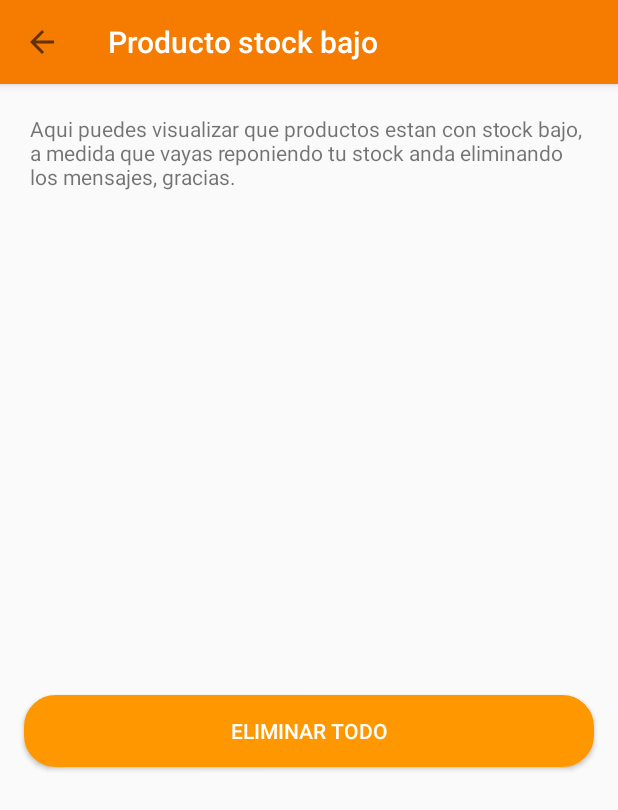
After one commit to aespinozalozano/MiBodeguitaVendedor, an Android app: the MsjeStockBajoActivity screen opened directly, with no data from a screen before it, on a phone screen of 412 x 824 dp. The commit adds this screen. Shown: the top 810 px of the screen. Run offline under Robolectric (Android 15) with nearby library versions, the phone set to English and light mode, and no system bars; network calls fail.

Commit message:
este commit se hizo antes de migrar el back end a firebase.

```diff
--- a/app/build.gradle
+++ b/app/build.gradle
@@ -2,14 +2,14 @@ apply plugin: 'com.android.application'
 
 android {
     compileSdkVersion 26
-    buildToolsVersion '27.0.3'
+    buildToolsVersion '28.0.3'
     defaultConfig {
         vectorDrawables.useSupportLibrary = true
         applicationId "hu.pe.thinkanddo.vendedorbodegavirtualv3"
         minSdkVersion 15
         targetSdkVersion 28
-        versionCode 7
-        versionName "1.0.7"
+        versionCode 9
+        versionName "1.0.9"
         testInstrumentationRunner "android.support.test.runner.AndroidJUnitRunner"
     }
     buildTypes {
--- /dev/null
+++ b/app/src/main/java/hu/pe/thinkanddo/vendedorbodegavirtualv3/actividades/MsjeStockBajoActivity.java
@@ -0,0 +1,105 @@
+package hu.pe.thinkanddo.vendedorbodegavirtualv3.actividades;
+
+import android.database.Cursor;
+import android.database.sqlite.SQLiteDatabase;
+import android.graphics.Color;
+import android.graphics.drawable.LayerDrawable;
+import android.support.v7.app.AppCompatActivity;
+import android.os.Bundle;
+import android.support.v7.widget.LinearLayoutManager;
+import android.support.v7.widget.RecyclerView;
+import android.support.v7.widget.Toolbar;
+import android.view.View;
+import android.widget.Button;
+
+import java.util.ArrayList;
+import java.util.List;
+
+import hu.pe.thinkanddo.vendedorbodegavirtualv3.R;
+import hu.pe.thinkanddo.vendedorbodegavirtualv3.adaptadores.MjsStockAdapter;
+import hu.pe.thinkanddo.vendedorbodegavirtualv3.pojos.MsjStockReponer;
+import hu.pe.thinkanddo.vendedorbodegavirtualv3.utilidades.SqliteHelper;
+import hu.pe.thinkanddo.vendedorbodegavirtualv3.utilidades.Variables;
+
+public class MsjeStockBajoActivity extends AppCompatActivity {
+
+
+    private List<MsjStockReponer> list;
+    public Toolbar toolbar;
+
+    @Override
+    protected void onCreate(Bundle savedInstanceState) {
+        super.onCreate(savedInstanceState);
+        setContentView(R.layout.activity_msje_stock_bajo);
+
+        toolbar = (Toolbar) findViewById(R.id.toolbar_stock_bajo);
+        toolbar.setTitle("Producto stock bajo");
+        setSupportActionBar(toolbar);
+
+        getSupportActionBar().setDisplayHomeAsUpEnabled(true);
+        getSupportActionBar().setDisplayShowHomeEnabled(true);
+
+
+        RecyclerView rv = (RecyclerView) findViewById(R.id.rv_msj_stock);
+        Button btn_borrar_todo = (Button) findViewById(R.id.btn_borrar_msj_stock);
+        btn_borrar_todo.setTextColor(Color.WHITE);
+
+
+
+        rv.setLayoutManager(new LinearLayoutManager(this));
+
+        consultarMsjStock();
+
+        final MjsStockAdapter adapter = new MjsStockAdapter(list,this);
+        rv.setAdapter(adapter);
+
+        btn_borrar_todo.setOnClickListener(new View.OnClickListener() {
+            @Override
+            public void onClick(View v) {
+
+                SqliteHelper con = new SqliteHelper(MsjeStockBajoActivity.this,"bd_mensajes",null,1);
+                SQLiteDatabase db = con.getWritableDatabase();
+
+                db.execSQL("DELETE FROM " + Variables.TABLA_MENSAJES + ";");
+
+
+                list.clear();
+                adapter.notifyDataSetChanged();
+
+            }
+        });
+
+    }
+
+    @Override
+    public boolean onSupportNavigateUp() {
+        onBackPressed();
+        return true;
+    }
+
+    private void consultarMsjStock() {
+
+        list = new ArrayList<>();
+
+        SqliteHelper con = new SqliteHelper(this,"bd_mensajes",null,1);
+
+        SQLiteDatabase db = con.getReadableDatabase();
+
+        MsjStockReponer msj;
+
+        Cursor cursor = db.rawQuery("SELECT * FROM "+ Variables.TABLA_MENSAJES,null);
+
+        while (cursor.moveToNext()){
+
+            msj = new MsjStockReponer();
+            msj.setId(cursor.getInt(0));
+            msj.setCategoria(cursor.getString(1));
+            msj.setProducto(cursor.getString(2));
+            msj.setStock(cursor.getString(3));
+
+            list.add(msj);
+        }
+
+        cursor.close();
+    }
+}
--- a/app/src/main/java/hu/pe/thinkanddo/vendedorbodegavirtualv3/servicios/MiFirebaseServicioMensaje.java
+++ b/app/src/main/java/hu/pe/thinkanddo/vendedorbodegavirtualv3/servicios/MiFirebaseServicioMensaje.java
@@ -72,7 +72,7 @@ public class   MiFirebaseServicioMensaje extends FirebaseMessagingService {
 
                 showNotification(cabezera, cuerpo);
                 guardarEnLocal();
-                //pedido_fcm(id_pedido, usuario, lista_ped, pagara_con, direccion, obs, hora_mensaje, telefono, id_cliente);
+                pedido_fcm(id_pedido, usuario, lista_ped, pagara_con, direccion, obs, hora_mensaje, telefono, id_cliente);
 
             }else if(remote.getData().get("tipo_mensaje").equals("confirmar_anular")) {
 
--- /dev/null
+++ b/app/src/main/res/layout/activity_msje_stock_bajo.xml
@@ -0,0 +1,64 @@
+<?xml version="1.0" encoding="utf-8"?>
+
+<LinearLayout xmlns:app="http://schemas.android.com/apk/res-auto"
+    xmlns:tools="http://schemas.android.com/tools"
+    xmlns:android="http://schemas.android.com/apk/res/android"
+    android:layout_width="match_parent"
+    android:layout_height="match_parent"
+    android:orientation="vertical"
+    android:fitsSystemWindows="true">
+
+    <android.support.design.widget.AppBarLayout
+        android:id="@+id/appBarLayout"
+        android:layout_width="match_parent"
+        android:layout_height="wrap_content"
+        android:theme="@style/AppTheme">
+
+        <android.support.v7.widget.Toolbar
+            android:id="@+id/toolbar_stock_bajo"
+            android:layout_width="match_parent"
+            android:layout_height="?attr/actionBarSize"
+            android:background="@color/colorPrimaryDark"
+            app:popupTheme="@style/AppTheme"
+            app:titleTextColor="@android:color/white" />
+    </android.support.design.widget.AppBarLayout>
+
+    <LinearLayout xmlns:android="http://schemas.android.com/apk/res/android"
+
+        android:layout_width="match_parent"
+        android:layout_height="match_parent"
+        android:orientation="vertical">
+
+        <TextView
+            android:id="@+id/tv_info_msj_stock"
+            android:layout_width="match_parent"
+            android:layout_height="wrap_content"
+            android:layout_margin="20dp"
+            android:text="@string/info_frag_stock"
+            android:textAlignment="center"
+            android:textSize="14sp" />
+
+        <ScrollView
+            android:layout_width="match_parent"
+            android:layout_height="300dp">
+
+            <android.support.v7.widget.RecyclerView
+                android:id="@+id/rv_msj_stock"
+                android:layout_width="match_parent"
+                android:layout_height="wrap_content"
+                android:layout_margin="16dp" />
+
+        </ScrollView>
+
+        <Button
+            android:id="@+id/btn_borrar_msj_stock"
+            android:layout_width="match_parent"
+            android:layout_height="wrap_content"
+            android:layout_margin="16dp"
+            android:background="@drawable/boton_pulsado"
+            android:text="@string/eliminar_todo"
+            android:textColor="@color/texto_secundario" />
+
+    </LinearLayout>
+
+</LinearLayout>
--- a/app/src/main/res/layout/activity_pantalla_pedidos.xml
+++ b/app/src/main/res/layout/activity_pantalla_pedidos.xml
@@ -5,7 +5,8 @@
     xmlns:android="http://schemas.android.com/apk/res/android"
     android:layout_width="match_parent"
     android:layout_height="match_parent"
-    android:orientation="vertical">
+    android:orientation="vertical"
+    android:fitsSystemWindows="true">
 
     <android.support.design.widget.AppBarLayout
         android:id="@+id/appBarLayout"
--- a/app/src/main/res/menu/menu_main.xml
+++ b/app/src/main/res/menu/menu_main.xml
@@ -15,6 +15,10 @@
     <item
         android:id="@+id/actualizar_prod"
         android:title="@string/actualizar_producto"
+        app:showAsAction="never" />
+    <item
+        android:id="@+id/enviar_notificacion_clientes"
+        android:title="@string/enviar_notificacion"
         app:showAsAction="never" />
     <item
         android:id="@+id/comision"
--- a/app/src/main/res/values/strings.xml
+++ b/app/src/main/res/values/strings.xml
@@ -68,5 +68,6 @@
     <string name="update">Actualizar</string>
     <string name="buscar">Buscar</string>
     <string name="separador_de_productos">separador de productos</string>
+    <string name="enviar_notificacion">Enviar notificacion</string>
 
 </resources>
--- a/build.gradle
+++ b/build.gradle
@@ -6,7 +6,7 @@ buildscript {
         google()
     }
     dependencies {
-        classpath 'com.android.tools.build:gradle:3.1.4'
+        classpath 'com.android.tools.build:gradle:3.2.1'
         classpath 'com.google.gms:google-services:4.0.1'
 
         // NOTE: Do not place your application dependencies here; they belong
```
Also changed, not shown: app/src/main/AndroidManifest.xml (+10 -6 lines), app/src/main/java/hu/pe/thinkanddo/vendedorbodegavirtualv3/actividades/EnviarNotificacionActivity.java (added, +94 -0 lines), app/src/main/java/hu/pe/thinkanddo/vendedorbodegavirtualv3/actividades/MainActivity.java (+7 -0 lines), app/src/main/java/hu/pe/thinkanddo/vendedorbodegavirtualv3/actividades/PantallaPedidos.java (+13 -5 lines), app/src/main/java/hu/pe/thinkanddo/vendedorbodegavirtualv3/adaptadores/PedidosAdapter.java (+14 -15 lines), app/src/main/res/anim/left_in.xml (added, +8 -0 lines), app/src/main/res/anim/left_out.xml (added, +8 -0 lines), app/src/main/res/layout/activity_enviar_notificacion.xml (added, +60 -0 lines), gradle/wrapper/gradle-wrapper.properties.
